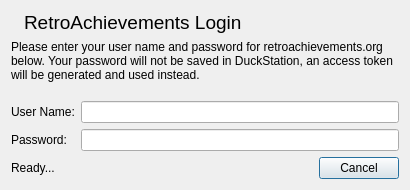
psychocodermonkey/RLyehPSX, file src/RLyehPSX-qt/achievementlogindialog.ui: the form before one commit.
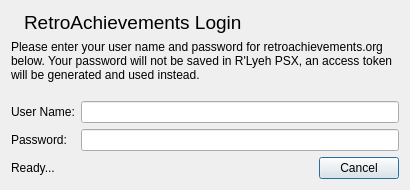
The form after the commit. Icons and pictures are not drawn.

Commit message:
Rebrand achievement and fullscreen UI text
- Update Qt and fullscreen achievement text to use R'Lyeh PSX.
- Refresh fullscreen labels, About content, and cheat database wording.

The edit to the form file:
```diff
--- a/src/RLyehPSX-qt/achievementlogindialog.ui
+++ b/src/RLyehPSX-qt/achievementlogindialog.ui
@@ -66,7 +66,7 @@
    <item>
     <widget class="QLabel" name="instructionText">
      <property name="text">
-      <string>Please enter your user name and password for retroachievements.org below. Your password will not be saved in DuckStation, an access token will be generated and used instead.</string>
+      <string>Please enter your user name and password for retroachievements.org below. Your password will not be saved in R'Lyeh PSX, an access token will be generated and used instead.</string>
      </property>
      <property name="wordWrap">
       <bool>true</bool>
```
The commit also changes 6 other files.
